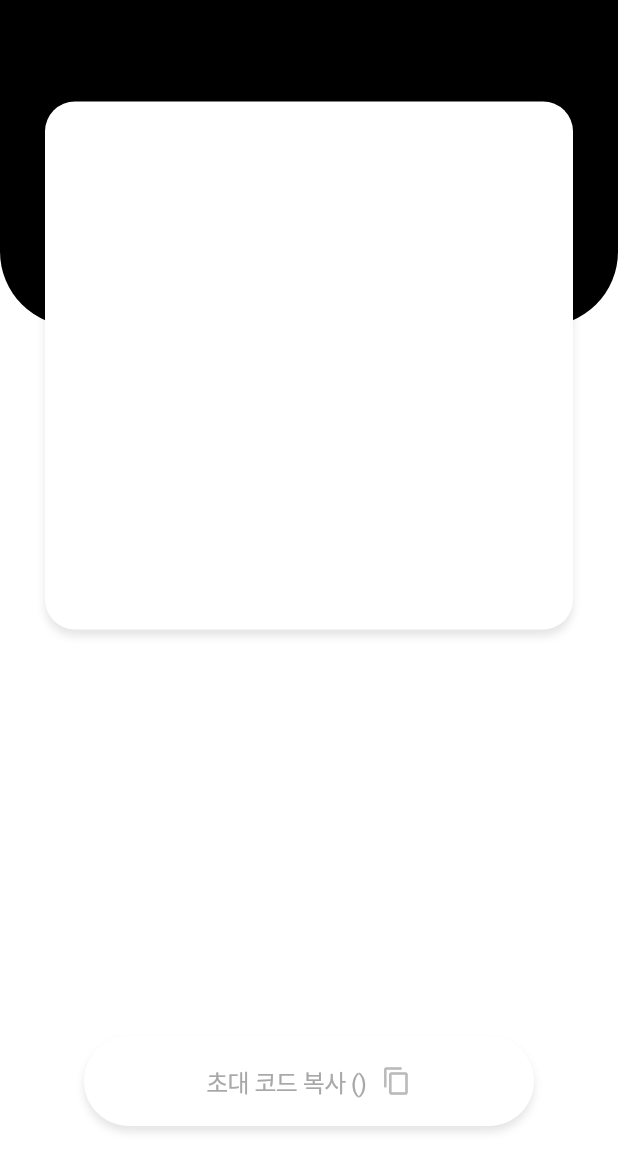
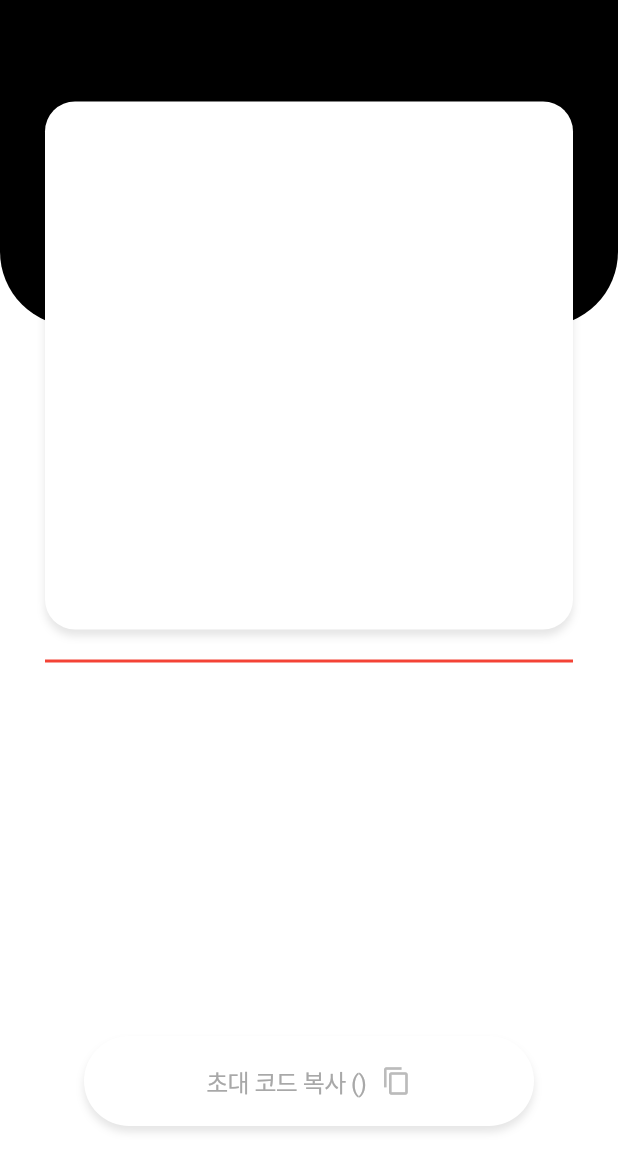
Before and after one commit to celeste0423/ggsb_project, a Flutter app: the RoomDetailPage screen opened directly with empty values, on a phone screen of 412 x 824 dp, the part 86-1236 px from its top. Run offline on Flutter 3.47's test engine with Material 3 defaults, Android fonts, the phone set to English and light mode, and no system bars; our stand-ins replace cloud_firestore, firebase_auth, firebase_core, flutter_svg, get, google_sign_in and 1 more; missing offline and left inert: animate_icons, cron, flutter_facebook_auth, status_bar_control; accounts and stored records are empty.

Commit message:
0.0.1+1 list detail page overflow fixing

```diff
--- a/lib/src/features/auth/controllers/auth_controller.dart
+++ b/lib/src/features/auth/controllers/auth_controller.dart
@@ -104,7 +104,8 @@ class AuthController extends GetxController {
       );
       await TimeRepository().uploadTimeModel(timeModel);
     }
-    loginUser(userData.uid!);
+    await loginUser(userData.uid!);
     print('uid야 ${user.value.uid}');
+    print('total time이야 ${timeModel.value.totalSeconds}');
   }
 }
--- a/lib/src/features/home/controllers/home_page_controller.dart
+++ b/lib/src/features/home/controllers/home_page_controller.dart
@@ -20,7 +20,7 @@ class HomePageController extends GetxController {
     super.onInit();
     totalTime(
       SecondsUtil.convertToDigitString(
-        AuthController.to.timeModel.value.totalSeconds!,
+        AuthController.to.timeModel.value.totalSeconds ?? 0,
       ),
     );
     // countUpHours();
--- a/lib/src/features/room_detail/pages/room_detail_page.dart
+++ b/lib/src/features/room_detail/pages/room_detail_page.dart
@@ -125,18 +125,25 @@ class RoomDetailPage extends GetView<RoomDetailPageController> {
                       GetBuilder<RoomDetailPageController>(
                         id: 'roomUserListTimer',
                         builder: (controller) {
-                          return SingleChildScrollView(
-                            child: ListView.builder(
-                              shrinkWrap: true,
-                              padding: EdgeInsets.zero,
-                              itemCount: roomStreamList.length,
-                              itemBuilder: (context, index) {
+                          return ListView.builder(
+                            shrinkWrap: true,
+                            padding: EdgeInsets.zero,
+                            itemCount: roomStreamList.length + 1,
+                            itemBuilder: (context, index) {
+                              if (index < roomStreamList.length) {
                                 return _rankingCard(
                                   index,
                                   roomStreamList[index],
                                 );
-                              },
-                            ),
+                              } else {
+                                // return SizedBox(height: 105);
+                                return Container(
+                                  color: Colors.red,
+                                  height: 2,
+                                  width: 50,
+                                );
+                              }
+                            },
                           );
                         },
                       ),
@@ -196,7 +203,10 @@ class RoomDetailPage extends GetView<RoomDetailPageController> {
                       liveRoomStreamModel.totalLiveSeconds!,
                     ),
                     style: TextStyle(
-                      color: CustomColors.blackText,
+                      color: liveRoomStreamModel.isTimer!
+                          ? CustomColors.nameToRoomColor(
+                              controller.roomModel.color!)
+                          : CustomColors.blackText,
                       fontWeight: FontWeight.w600,
                       fontSize: index == 0 ? 20 : 16,
                     ),
@@ -218,6 +228,8 @@ class RoomDetailPage extends GetView<RoomDetailPageController> {
                     width: 80,
                     height: 80,
                     child: CircularProgressIndicator(
+                      color: CustomColors.nameToRoomColor(
+                          controller.roomModel.color!),
                       strokeCap: StrokeCap.round,
                       strokeWidth: 8,
                       value: ((liveRoomStreamModel.totalLiveSeconds! /
--- a/lib/src/features/room_list/controllers/room_list_page_controller.dart
+++ b/lib/src/features/room_list/controllers/room_list_page_controller.dart
@@ -87,7 +87,7 @@ class RoomListPageController extends GetxController {
         UserRepository().updateUserModel(updatedUserModel);
         AuthController.to.user(updatedUserModel);
         checkIsRoomList();
-        joinRoomIdController.dispose();
+        joinRoomIdController.clear();
         Get.back();
         isRoomListLoading(false);
       }
--- a/lib/src/features/timer/pages/timer_page.dart
+++ b/lib/src/features/timer/pages/timer_page.dart
@@ -237,7 +237,7 @@ class TimerPage extends GetView<TimerPageController> {
             SecondsUtil.convertToDigitString(
                 liveRoomStreamModel.totalLiveSeconds!),
             style: TextStyle(
-              color: roomStreamModel.isTimer!
+              color: liveRoomStreamModel.isTimer!
                   ? CustomColors.mainBlue
                   : Colors.white,
               fontWeight: FontWeight.w600,
```
